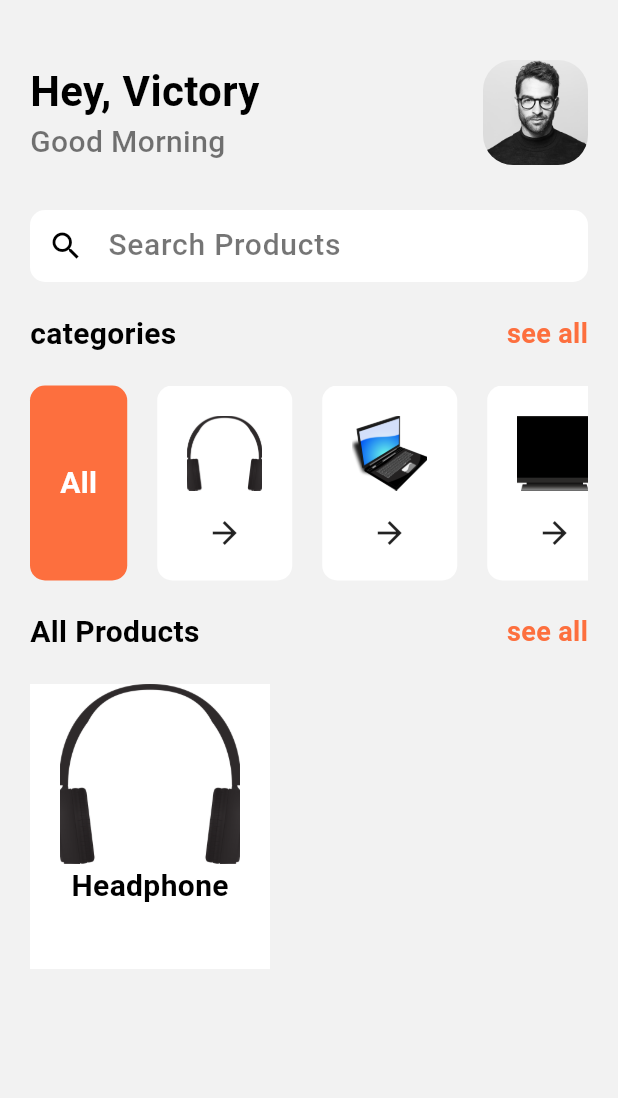
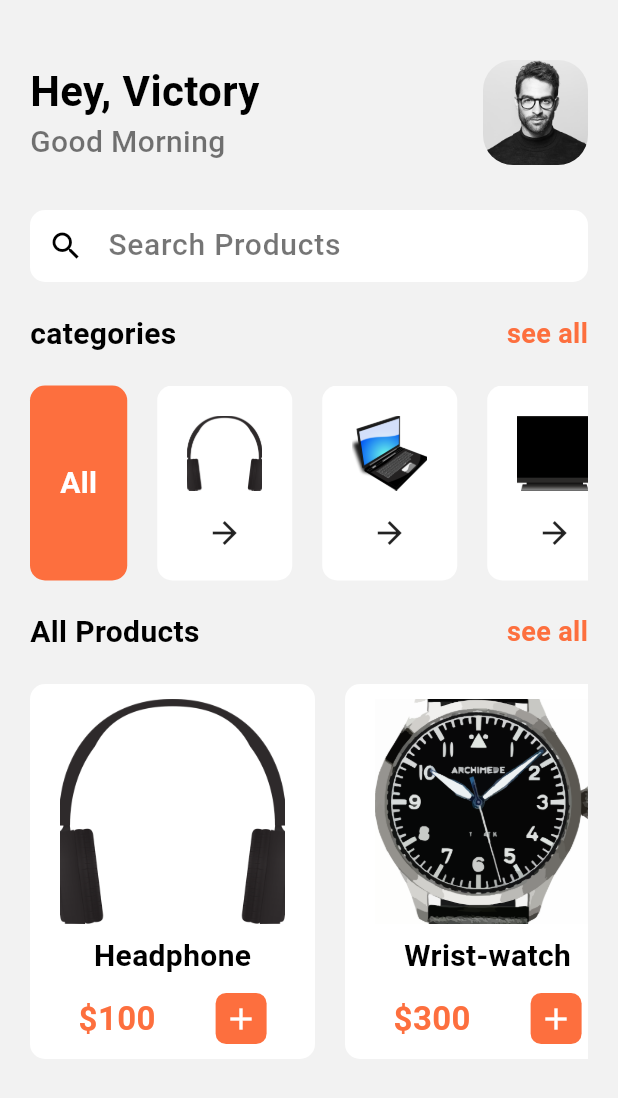
Before and after one commit to vickywagz/shopping-app, a Flutter app: the Home screen opened directly, on a phone screen of 412 x 824 dp. Shown: the top 1098 px of the screen. Run offline on Flutter 3.47's test engine with Material 3 defaults, Android fonts, the phone set to English and light mode, and no system bars; our stand-ins replace curved_navigation_bar.

Commit message:
working on the frontend

```diff
--- a/lib/main.dart
+++ b/lib/main.dart
@@ -1,5 +1,6 @@
 import 'package:flutter/material.dart';
-import 'package:shopping_app/pages/home.dart';
+import 'package:shopping_app/pages/bottomnav.dart';
+import 'package:shopping_app/pages/productdetail.dart';
 
 void main() {
   runApp(const MyApp());
@@ -16,7 +17,7 @@ class MyApp extends StatelessWidget {
       theme: ThemeData(
         colorScheme: ColorScheme.fromSeed(seedColor: Colors.deepPurple),
       ),
-      home: Home(),
+      home: ProductDetail(),
     );
   }
 }
--- a/lib/pages/home.dart
+++ b/lib/pages/home.dart
@@ -137,25 +137,147 @@ class _HomeState extends State<Home> {
             ),
             SizedBox(height: 20.0),
             Container(
-              height: 190,
+              height: 250,
               child: ListView(
                 shrinkWrap: true,
                 scrollDirection: Axis.horizontal,
                 children: [
                   Container(
+                    margin: EdgeInsets.only(right: 20.0),
                     padding: EdgeInsets.symmetric(horizontal: 20.0),
-                    decoration: BoxDecoration(color: Colors.white),
+                    decoration: BoxDecoration(
+                      color: Colors.white,
+                      borderRadius: BorderRadius.circular(10),
+                    ),
                     child: Column(
                       children: [
+                        SizedBox(height: 10),
                         Image.asset(
                           "images/headset.png",
-                          height: 120,
-                          width: 120,
+                          height: 150,
+                          width: 150,
                           fit: BoxFit.cover,
                         ),
+                        SizedBox(height: 7),
                         Text(
                           "Headphone",
                           style: AppWidget.semiboldTextFieldStyle(),
+                        ),
+                        SizedBox(height: 10),
+                        Row(
+                          mainAxisAlignment: MainAxisAlignment.spaceBetween,
+                          children: [
+                            Text(
+                              "\$100",
+                              style: TextStyle(
+                                color: Color(0xFFfd6f3e),
+                                fontSize: 22.0,
+                                fontWeight: FontWeight.bold,
+                              ),
+                            ),
+                            SizedBox(width: 40.0),
+                            Container(
+                              padding: EdgeInsets.all(5),
+                              decoration: BoxDecoration(
+                                color: Color(0xFFfd6f3e),
+                                borderRadius: BorderRadius.circular(7),
+                              ),
+                              child: Icon(Icons.add, color: Colors.white),
+                            ),
+                          ],
+                        ),
+                      ],
+                    ),
+                  ),
+                  Container(
+                    margin: EdgeInsets.only(right: 20.0),
+                    padding: EdgeInsets.symmetric(horizontal: 20.0),
+                    decoration: BoxDecoration(
+                      color: Colors.white,
+                      borderRadius: BorderRadius.circular(10),
+                    ),
+                    child: Column(
+                      children: [
+                        SizedBox(height: 10),
+                        Image.asset(
+                          "images/wrist-watch.png",
+                          height: 150,
+                          width: 150,
+                          fit: BoxFit.cover,
+                        ),
+                        SizedBox(height: 7),
+                        Text(
+                          "Wrist-watch",
+                          style: AppWidget.semiboldTextFieldStyle(),
+                        ),
+                        SizedBox(height: 10),
+                        Row(
+                          mainAxisAlignment: MainAxisAlignment.spaceBetween,
+                          children: [
+                            Text(
+                              "\$300",
+                              style: TextStyle(
+                                color: Color(0xFFfd6f3e),
+                                fontSize: 22.0,
+                                fontWeight: FontWeight.bold,
+                              ),
+                            ),
+                            SizedBox(width: 40.0),
+                            Container(
+                              padding: EdgeInsets.all(5),
+                              decoration: BoxDecoration(
+                                color: Color(0xFFfd6f3e),
+                                borderRadius: BorderRadius.circular(7),
+                              ),
+                              child: Icon(Icons.add, color: Colors.white),
+                            ),
+                          ],
+                        ),
+                      ],
+                    ),
+                  ),
+                  Container(
+                    padding: EdgeInsets.symmetric(horizontal: 20.0),
+                    decoration: BoxDecoration(
+                      color: Colors.white,
+                      borderRadius: BorderRadius.circular(10),
+                    ),
+                    child: Column(
+                      children: [
+                        SizedBox(height: 10),
+                        Image.asset(
+                          "images/lapptop.png",
+                          height: 150,
+                          width: 150,
+                          fit: BoxFit.cover,
+                        ),
+                        SizedBox(height: 7),
+                        Text(
+                          "Laptop",
+                          style: AppWidget.semiboldTextFieldStyle(),
+                        ),
+                        SizedBox(height: 10),
+                        Row(
+                          mainAxisAlignment: MainAxisAlignment.spaceBetween,
+                          children: [
+                            Text(
+                              "\$1000",
+                              style: TextStyle(
+                                color: Color(0xFFfd6f3e),
+                                fontSize: 22.0,
+                                fontWeight: FontWeight.bold,
+                              ),
+                            ),
+                            SizedBox(width: 40.0),
+                            Container(
+                              padding: EdgeInsets.all(5),
+                              decoration: BoxDecoration(
+                                color: Color(0xFFfd6f3e),
+                                borderRadius: BorderRadius.circular(7),
+                              ),
+                              child: Icon(Icons.add, color: Colors.white),
+                            ),
+                          ],
                         ),
                       ],
                     ),
--- a/pubspec.yaml
+++ b/pubspec.yaml
@@ -34,6 +34,7 @@ dependencies:
   # The following adds the Cupertino Icons font to your application.
   # Use with the CupertinoIcons class for iOS style icons.
   cupertino_icons: ^1.0.8
+  curved_navigation_bar: ^1.0.6
 
 dev_dependencies:
   flutter_test:
```
Also changed, not shown: lib/pages/bottomnav.dart (added, +53 -0 lines), lib/pages/order.dart (added, +15 -0 lines), lib/pages/productdetail.dart (added, +20 -0 lines), lib/pages/profile.dart (added, +15 -0 lines), pubspec.lock.
